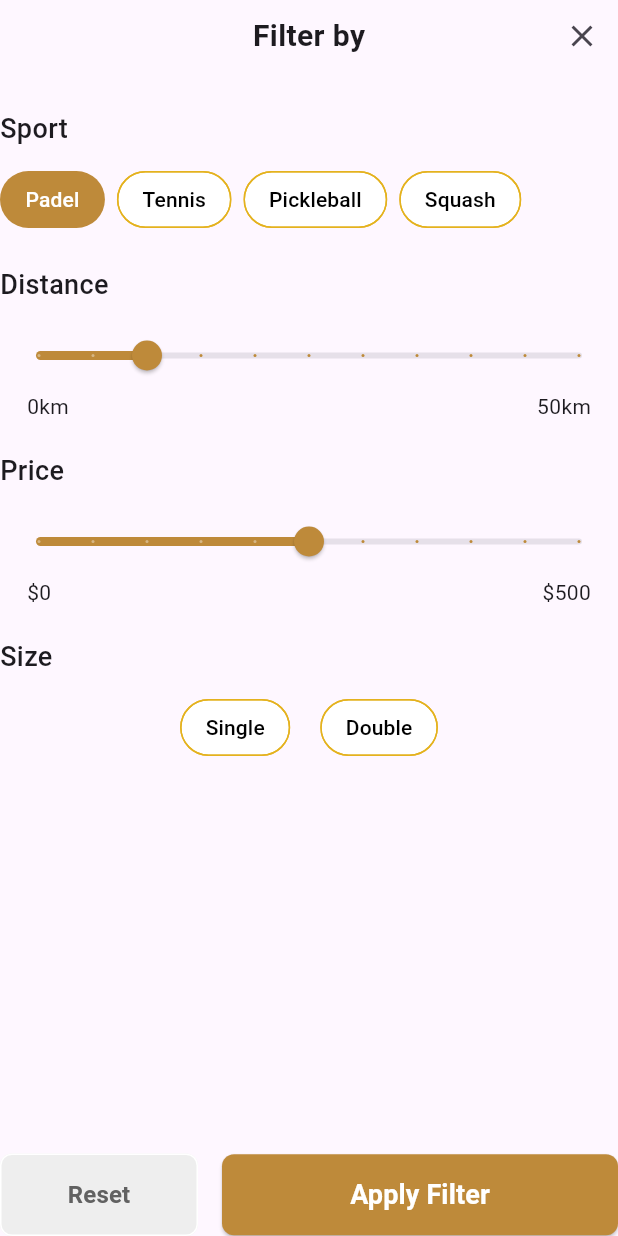
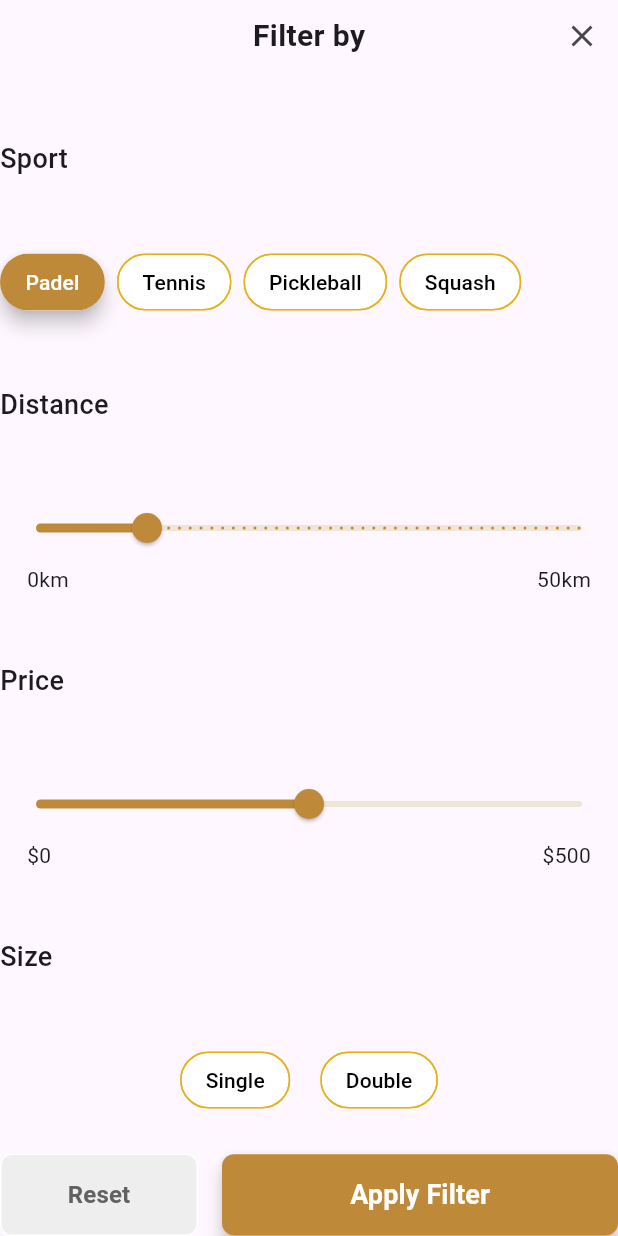
Before and after one commit to Talha-Orax/club_location_first_task, a Flutter app: the FilterScreen widget shown alone on an empty page, opened directly, on a phone screen of 412 x 824 dp. Run offline on Flutter 3.47's test engine with Material 3 defaults, Android fonts, the phone set to English and light mode, and no system bars; our stand-ins replace font_awesome_flutter, freezed_annotation, geocoding, geolocator; network calls fail.

Commit message:
text alingment and filter changes

```diff
--- a/lib/view/filter_screen.dart
+++ b/lib/view/filter_screen.dart
@@ -42,14 +42,15 @@ class _FilterScreenState extends State<FilterScreen> {
           ],
         ),
 
-        const SizedBox(height: 25),
+        // const SizedBox(height: 25),
+        const Spacer(),
 
         // Sport section
         const Text(
           'Sport',
           style: TextStyle(fontSize: 18, fontWeight: FontWeight.w500),
         ),
-        const SizedBox(height: 10),
+        const Spacer(),
         Wrap(
           spacing: 8,
           children: sportOptions.map((sport) {
@@ -61,6 +62,7 @@ class _FilterScreenState extends State<FilterScreen> {
                     : const Color.fromARGB(255, 228, 178, 30),
                 width: 1,
               ),
+              elevation: 5,
               label: Text(sport),
               labelStyle: TextStyle(
                 color: isSelected ? Colors.white : Colors.black,
@@ -85,14 +87,16 @@ class _FilterScreenState extends State<FilterScreen> {
           }).toList(),
         ),
 
-        const SizedBox(height: 20),
+        // const SizedBox(height: 20),
+        const Spacer(),
 
         // Distance section
         const Text(
           'Distance',
           style: TextStyle(fontSize: 18, fontWeight: FontWeight.w500),
         ),
-        const SizedBox(height: 10),
+        // const SizedBox(height: 10),
+        const Spacer(),
         Stack(
           alignment: Alignment.topCenter,
           children: [
@@ -102,12 +106,14 @@ class _FilterScreenState extends State<FilterScreen> {
               max: 50,
               overlayColor: MaterialStateProperty.all(
                   const Color.fromARGB(255, 243, 243, 243).withOpacity(0.8)),
-              divisions: 10,
+              divisions: 50,
               onChanged: (value) {
                 setState(() {
                   distanceValue = value;
                 });
               },
+              inactiveColor:
+                  const Color.fromARGB(255, 179, 160, 54).withOpacity(0.2),
               secondaryActiveColor: Colors.amber,
               activeColor: const Color.fromARGB(255, 190, 138, 58),
               label: '${distanceValue.toStringAsFixed(0)} km',
@@ -125,14 +131,16 @@ class _FilterScreenState extends State<FilterScreen> {
           ),
         ),
 
-        const SizedBox(height: 20),
+        // const SizedBox(height: 20),
+        const Spacer(),
 
         // Price section
         const Text(
           'Price',
           style: TextStyle(fontSize: 18, fontWeight: FontWeight.w500),
         ),
-        const SizedBox(height: 10),
+        // const SizedBox(height: 10),
+        const Spacer(),
         Stack(
           alignment: Alignment.topCenter,
           children: [
@@ -142,12 +150,14 @@ class _FilterScreenState extends State<FilterScreen> {
               max: 500,
               overlayColor: MaterialStateProperty.all(
                   const Color.fromARGB(255, 243, 243, 243).withOpacity(0.8)),
-              divisions: 10,
+              divisions: 500,
               onChanged: (value) {
                 setState(() {
                   priceValue = value;
                 });
               },
+              inactiveColor:
+                  const Color.fromARGB(255, 179, 160, 54).withOpacity(0.2),
               label: '\$${priceValue.toStringAsFixed(0)}',
               secondaryActiveColor: Colors.amber,
               activeColor: const Color.fromARGB(255, 190, 138, 58),
@@ -165,14 +175,16 @@ class _FilterScreenState extends State<FilterScreen> {
           ),
         ),
 
-        const SizedBox(height: 20),
+        // const SizedBox(height: 20),
+        const Spacer(),
 
         // Size section
         const Text(
           'Size',
           style: TextStyle(fontSize: 18, fontWeight: FontWeight.w500),
         ),
-        const SizedBox(height: 10),
+        // const SizedBox(height: 10),
+        const Spacer(),
         Center(
           child: Wrap(
             alignment: WrapAlignment.center,
@@ -180,6 +192,7 @@ class _FilterScreenState extends State<FilterScreen> {
             children: ['Single', 'Double'].map((size) {
               bool isSelected = selectedSize == size;
               return ChoiceChip(
+                elevation: 5,
                 side: BorderSide(
                   color: isSelected
                       ? Colors.transparent
@@ -207,7 +220,9 @@ class _FilterScreenState extends State<FilterScreen> {
           ),
         ),
 
-        const Spacer(),
+        const SizedBox(
+          height: 25,
+        ),
 
         // Action buttons
         Row(
@@ -258,6 +273,7 @@ class _FilterScreenState extends State<FilterScreen> {
                   padding: const EdgeInsets.symmetric(vertical: 14),
                   foregroundColor: Colors.white,
                   backgroundColor: const Color.fromARGB(255, 190, 138, 58),
+                  elevation: 5,
                   shape: RoundedRectangleBorder(
                     borderRadius: BorderRadius.circular(8),
                   ),
```
Also changed, not shown: lib/view/card_list.dart (+24 -30 lines), lib/view/find_club_screen.dart (+18 -21 lines).
